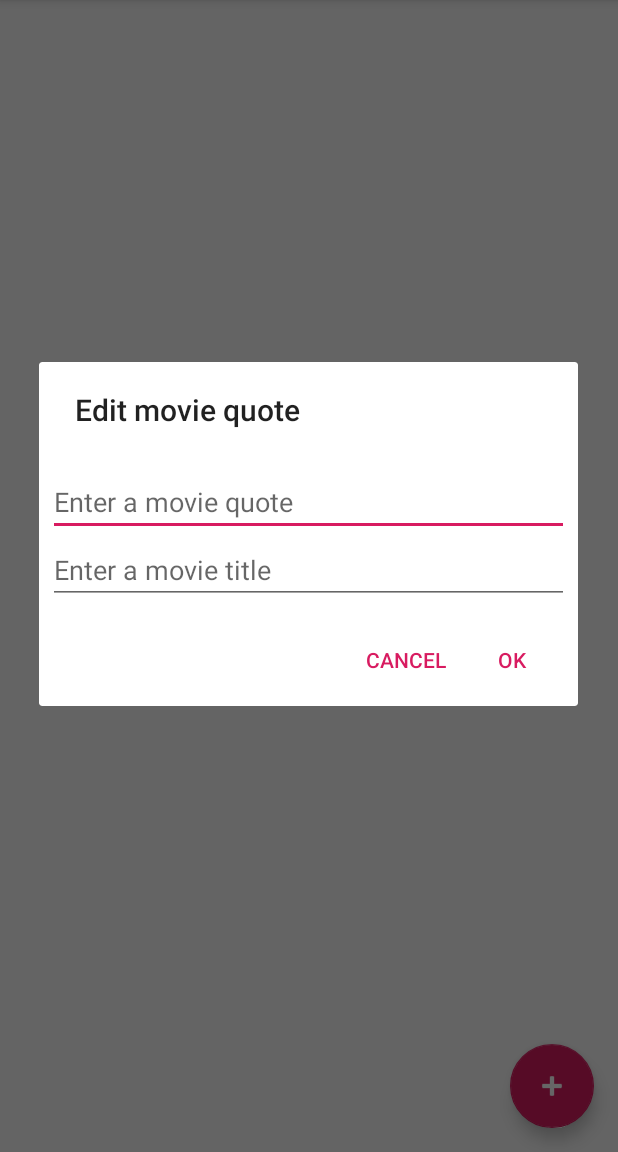
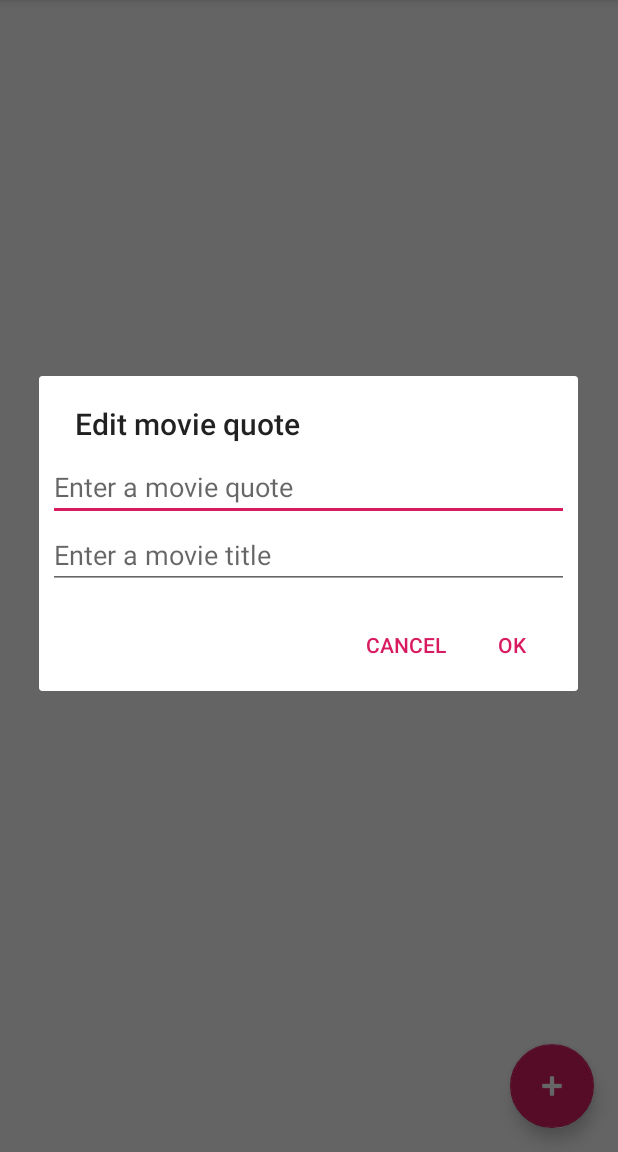
Before and after one commit to LearnAndroidUL/MovieQuotes, an Android app: the screen it shows after launch (MainActivity), after a tap on an icon or button, on a phone screen of 412 x 824 dp, the part 84-1236 px from its top. Run offline under Robolectric (Android 15) with nearby library versions, the phone set to English and light mode, and no system bars; our stand-ins replace Firebase (no records; nobody signed in at launch, a user with empty details on screens opened directly).

Commit message:
added new detail activity

```diff
--- a/app/src/main/AndroidManifest.xml
+++ b/app/src/main/AndroidManifest.xml
@@ -19,6 +19,10 @@
                 <category android:name="android.intent.category.LAUNCHER" />
             </intent-filter>
         </activity>
+        <activity
+            android:name=".MovieQuoteDetailActivity"
+            android:label="@string/detail_name"
+            android:theme="@style/AppTheme.NoActionBar"></activity>
     </application>
 
 </manifest>
--- a/app/src/main/java/io/ruszkipista/moviequotes/MainActivity.java
+++ b/app/src/main/java/io/ruszkipista/moviequotes/MainActivity.java
@@ -45,7 +45,7 @@ public class MainActivity extends AppCompatActivity {
 
     private void showInputDialog(final boolean isEdit) {
             AlertDialog.Builder builder = new AlertDialog.Builder(this);
-            View view = getLayoutInflater().inflate(R.layout.moviequote_dialog,null,false);
+            View view = getLayoutInflater().inflate(R.layout.dialog_moviequote,null,false);
             if (isEdit){ builder.setTitle(R.string.dialog_title_add);}
             else { builder.setTitle(R.string.dialog_title_edit);}
             builder.setView(view);
--- a/app/src/main/java/io/ruszkipista/moviequotes/MovieQuoteAdapter.java
+++ b/app/src/main/java/io/ruszkipista/moviequotes/MovieQuoteAdapter.java
@@ -59,7 +59,7 @@ public class MovieQuoteAdapter  extends RecyclerView.Adapter<MovieQuoteAdapter.M
         @NonNull
         @Override
         public MovieQuoteViewHolder onCreateViewHolder(@NonNull ViewGroup viewGroup, int i) {
-            View itemView = LayoutInflater.from(viewGroup.getContext()).inflate(R.layout.moviequote_itemview,viewGroup, false);
+            View itemView = LayoutInflater.from(viewGroup.getContext()).inflate(R.layout.itemview_moviequotes,viewGroup, false);
             return new MovieQuoteViewHolder(itemView);
         }
 
--- /dev/null
+++ b/app/src/main/res/layout/dialog_moviequote.xml
@@ -0,0 +1,22 @@
+<?xml version="1.0" encoding="utf-8"?>
+<LinearLayout xmlns:android="http://schemas.android.com/apk/res/android"
+    android:layout_width="match_parent"
+    android:layout_height="match_parent"
+    android:orientation="vertical"
+    android:padding="6dp">
+
+    <EditText
+        android:id="@+id/dialog_quote_field"
+        android:layout_width="match_parent"
+        android:layout_height="wrap_content"
+        android:hint="@string/dialog_quote_hint"
+        android:inputType="textCapSentences" />
+
+    <EditText
+        android:id="@+id/dialog_movie_field"
+        android:layout_width="match_parent"
+        android:layout_height="wrap_content"
+        android:hint="@string/dialog_movie_hint"
+        android:inputType="textCapSentences" />
+
+</LinearLayout>
--- a/app/src/main/res/values/strings.xml
+++ b/app/src/main/res/values/strings.xml
@@ -7,4 +7,7 @@
     <string name="dialog_title_edit">Edit movie quote</string>
     <string name="dialog_quote_hint">Enter a movie quote</string>
     <string name="dialog_movie_hint">Enter a movie title</string>
+    <string name="detail_name">Movie Quote - Detail</string>
+    <string name="detail_quote">Quote</string>
+    <string name="detail_movie">Movie</string>
 </resources>
```
Also changed, not shown: app/src/main/java/io/ruszkipista/moviequotes/MovieQuoteDetailActivity.java (added, +29 -0 lines), app/src/main/res/layout/activity_movie_quote_detail.xml (added, +34 -0 lines), app/src/main/res/layout/content_movie_quote_detail.xml (renamed from app/src/main/res/layout/moviequote_dialog.xml, +6 -2 lines), app/src/main/res/layout/itemview_moviequotes.xml (renamed from app/src/main/res/layout/moviequote_itemview.xml).
